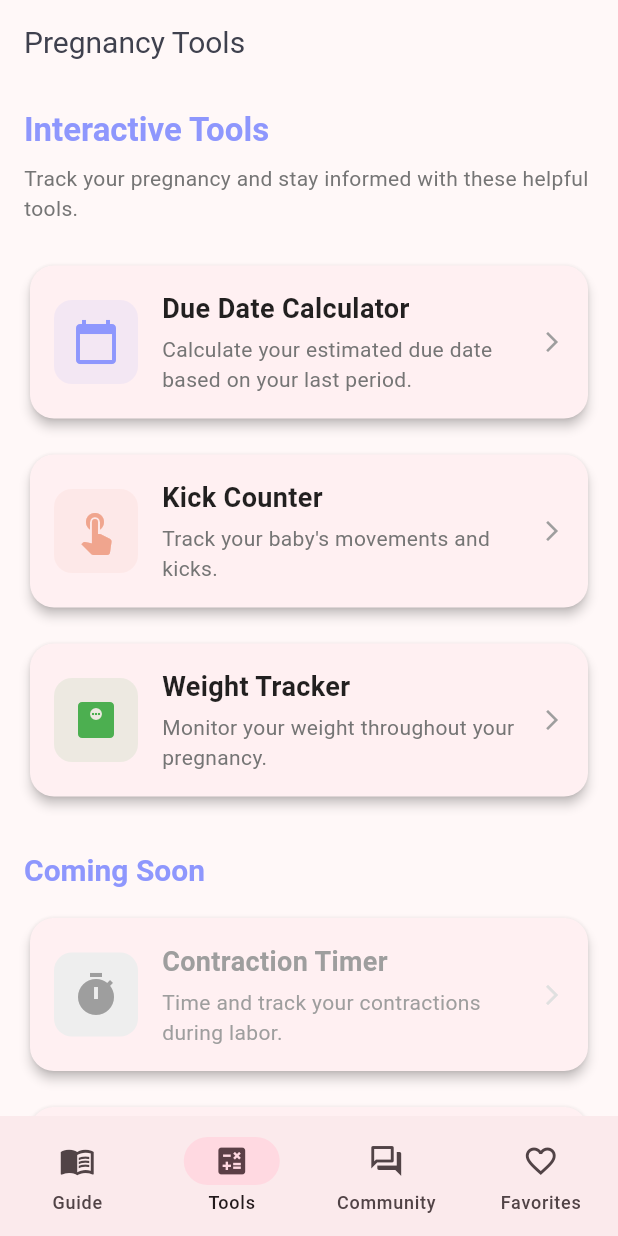
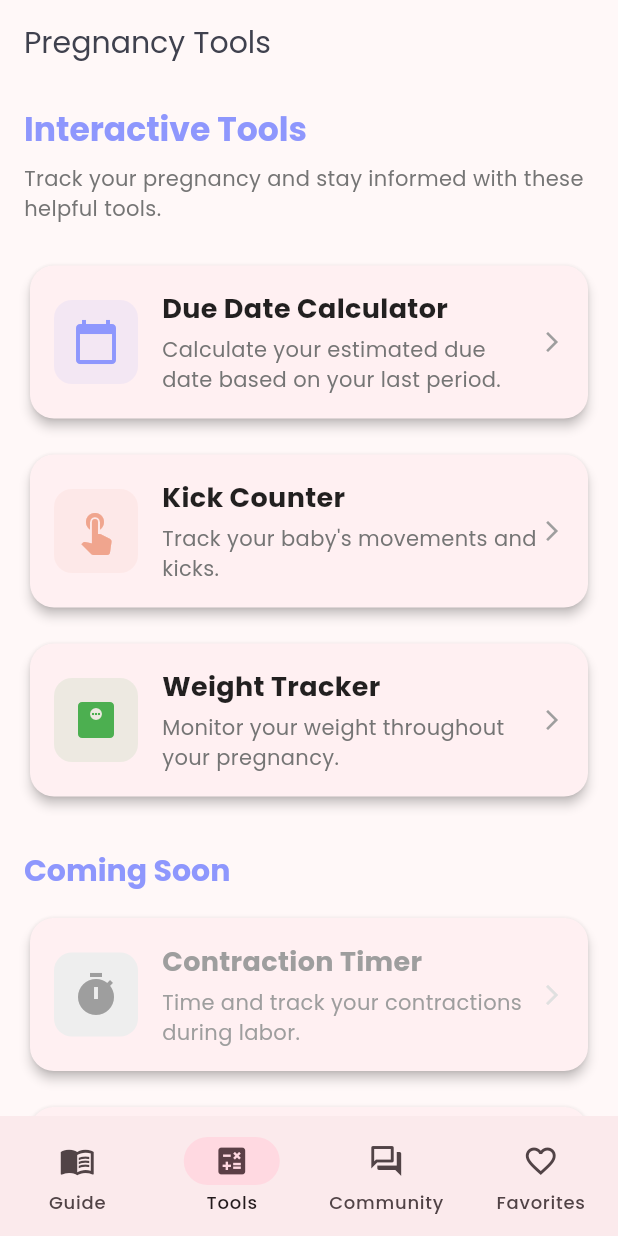
Before and after one commit to Matti-Arewa/mypd-arewa-health, a Flutter app: the screen it shows after launch, item 2 of the bottom bar chosen, on a phone screen of 412 x 824 dp. Run offline on Flutter 3.47's test engine with Material 3 defaults, Android fonts, the phone set to English and light mode, and no system bars; our stand-ins replace chewie, connectivity_plus, fl_chart, flutter_local_notifications, hive_flutter, package_info_plus and 3 more; accounts and stored records are empty.

Commit message:
Nächster Schritt Richtung IOS

```diff
--- a/lib/main.dart
+++ b/lib/main.dart
@@ -1,4 +1,6 @@
 import 'package:flutter/material.dart';
+import 'package:flutter/cupertino.dart';
+import 'dart:io' show Platform;
 import 'package:flutter_localizations/flutter_localizations.dart';
 import 'package:hive_flutter/hive_flutter.dart';
 import 'package:provider/provider.dart';
@@ -47,16 +49,41 @@ class AppWithLanguage extends StatelessWidget {
 
   @override
   Widget build(BuildContext context) {
-    // Die Key-Eigenschaft ist entscheidend hier - sie zwingt Flutter, die ganze MaterialApp
+    // Die Key-Eigenschaft ist entscheidend hier - sie zwingt Flutter, die ganze App
     // neu aufzubauen, wenn sich der Sprachcode ändert
     final languageProvider = Provider.of<LanguageProvider>(context);
 
-    return MaterialApp(
-      key: ValueKey(languageProvider.currentLanguage), // Wichtig: Erzwingt Neuaufbau bei Sprachänderung
-      title: 'Pregnancy Guide',
-      theme: ThemeData(
-        colorScheme: ColorScheme.fromSeed(seedColor: Colors.pink[300]!),
-        useMaterial3: true,
+    // Gemeinsame Eigenschaften für beide Plattformen
+    final Locale locale = Locale(languageProvider.currentLanguage);
+    const String title = 'Pregnancy Guide';
+    final Color primaryColor = Colors.pink[300]!;
+
+    // iOS spezifische App-Implementierung
+    if (Platform.isIOS) {
+      return CupertinoApp(
+        key: ValueKey('ios_${languageProvider.currentLanguage}'),
+        title: title,
+        theme: CupertinoThemeData(
+          primaryColor: primaryColor,
+          brightness: Brightness.light,
+          textTheme: const CupertinoTextThemeData(
+            navLargeTitleTextStyle: const TextStyle(
+              fontFamily: 'Poppins',
+              fontWeight: FontWeight.bold,
+              fontSize: 30,
+              color: CupertinoColors.label,
+            ),
+            navTitleTextStyle: TextStyle(
+              fontFamily: 'Poppins',
+              fontWeight: FontWeight.w600,
+              fontSize: 18,
+              color: CupertinoColors.label,
+            ),
+            textStyle: TextStyle(
+              fontFamily: 'Poppins',
+              color: CupertinoColors.label,
+            ),
+          ),
         ),
         home: const HomeScreen(),
         routes: {
@@ -64,10 +91,36 @@ class AppWithLanguage extends StatelessWidget {
           // Add other routes here
         },
         // Localization setup
-      locale: Locale(languageProvider.currentLanguage),
+        locale: locale,
+        supportedLocales: AppLocalizations.supportedLocales,
+        localizationsDelegates: [
+          ...AppLocalizations.localizationsDelegates,
+          DefaultCupertinoLocalizations.delegate,
+        ],
+        localeResolutionCallback: AppLocalizations.localeResolutionCallback,
+      );
+    }
+    // Android/andere Plattformen verwenden MaterialApp
+    else {
+      return MaterialApp(
+        key: ValueKey('android_${languageProvider.currentLanguage}'),
+        title: title,
+        theme: ThemeData(
+          colorScheme: ColorScheme.fromSeed(seedColor: primaryColor),
+          useMaterial3: true,
+          fontFamily: 'Poppins',
+        ),
+        home: const HomeScreen(),
+        routes: {
+          SettingsScreen.routeName: (ctx) => const SettingsScreen(),
+          // Add other routes here
+        },
+        // Localization setup
+        locale: locale,
         supportedLocales: AppLocalizations.supportedLocales,
         localizationsDelegates: AppLocalizations.localizationsDelegates,
         localeResolutionCallback: AppLocalizations.localeResolutionCallback,
       );
     }
   }
+}
```
Also changed, not shown: 1 other file. Lines whose indentation alone changed are shown as unchanged.
